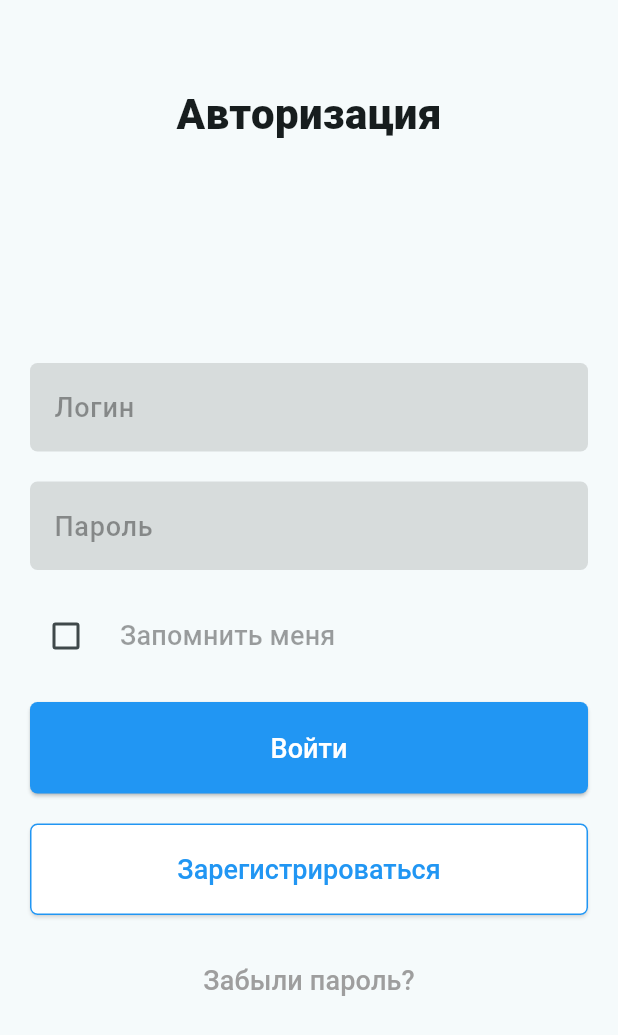
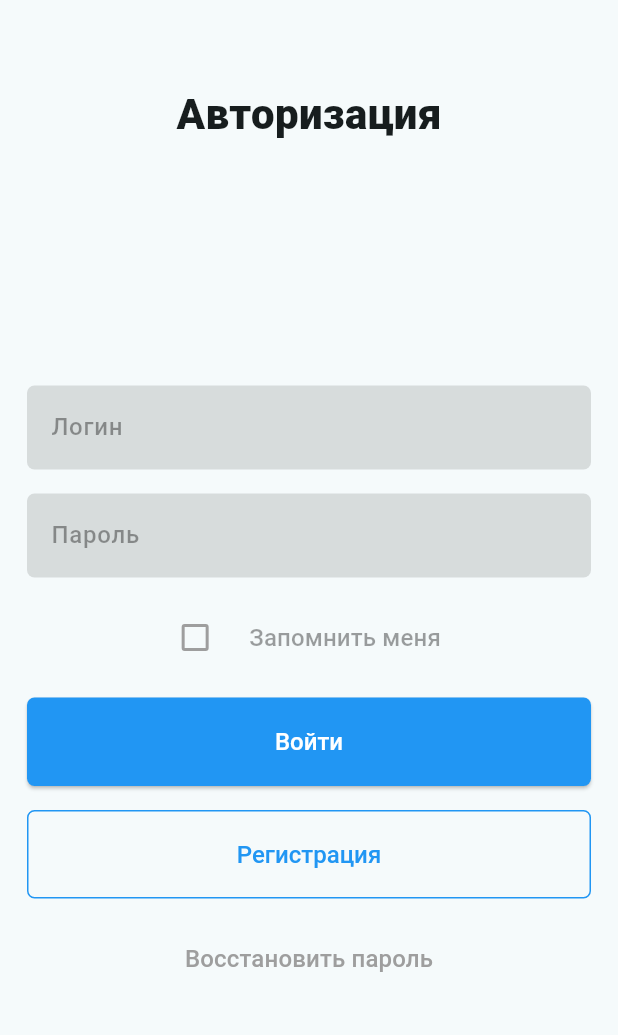
Before and after one commit to ReallyWeirdCat/pks_s5_pr2, a Flutter app: the screen it shows after launch, on a phone screen of 412 x 824 dp. Shown: the top 1035 px of the screen. Run offline on Flutter 3.47's test engine with Material 3 defaults, Android fonts, the phone set to English and light mode, and no system bars.

Commit message:
Fonts readjusted again, changed the color of the checkbox to grey. Made the registration button an outlined button

```diff
--- a/lib/main.dart
+++ b/lib/main.dart
@@ -14,7 +14,7 @@ class MyApp extends StatelessWidget {
       debugShowCheckedModeBanner: false,
       title: 'PKS S5P2',
       theme: ThemeData(
-        colorScheme: ColorScheme.fromSeed(seedColor: Colors.white),
+        colorScheme: ColorScheme.fromSeed(seedColor: Colors.grey),
         useMaterial3: true,
       ),
       home: const HomePage(),
@@ -42,9 +42,9 @@ class HomePage extends StatelessWidget {
            const Spacer(),
 
            Padding(
-             padding: const EdgeInsets.all(20.0),
+             padding: const EdgeInsets.all(18.0),
              child: Wrap(
-               runSpacing: 20.0,
+               runSpacing: 16.0,
                alignment: WrapAlignment.spaceAround,
                children: <Widget> [
                  // Поле логина
@@ -52,7 +52,7 @@ class HomePage extends StatelessWidget {
                    decoration: InputDecoration( hintText: 'Логин',
                      filled: true,
                      fillColor: Colors.black12,
-                     hintStyle: TextStyle(color: Colors.black38, fontSize: 18, fontWeight: FontWeight.w500),
+                     hintStyle: TextStyle(color: Colors.black38, fontSize: 16, fontWeight: FontWeight.w500),
                      enabledBorder: OutlineInputBorder(
                        borderRadius: BorderRadius.all(Radius.circular(5)),
                        borderSide: BorderSide.none,
@@ -69,7 +69,7 @@ class HomePage extends StatelessWidget {
                    decoration: InputDecoration( hintText: 'Пароль',
                      filled: true,
                      fillColor: Colors.black12,
-                     hintStyle: TextStyle(color: Colors.black38, fontSize: 18, fontWeight: FontWeight.w500),
+                     hintStyle: TextStyle(color: Colors.black38, fontSize: 16, fontWeight: FontWeight.w500),
                      enabledBorder: OutlineInputBorder(
                        borderRadius: BorderRadius.all(Radius.circular(5)),
                        borderSide: BorderSide.none,
@@ -83,11 +83,17 @@ class HomePage extends StatelessWidget {
 
                  // Запомнить меня
                  Row(
+                   mainAxisAlignment: MainAxisAlignment.center,
                    children: [
-                     Checkbox(value: false, onChanged: (value) {},),
+                     Checkbox(
+                       value: false,
+                       onChanged: (value) {},
+                       side: WidgetStateBorderSide.resolveWith(
+                           (states) => const BorderSide(width: 2.0, color: Colors.grey),)
+                       ,),
                      TextButton(
                          onPressed: (){},
-                         child: const Text("Запомнить меня", style: TextStyle(color: Colors.black38, fontSize: 18, fontWeight: FontWeight.w500),
+                         child: const Text("Запомнить меня", style: TextStyle(color: Colors.black38, fontSize: 16, fontWeight: FontWeight.w500),
                          )
                      ),
                    ],
@@ -101,40 +107,40 @@ class HomePage extends StatelessWidget {
                        foregroundColor: Colors.white,
                        backgroundColor: Colors.blue,
                        padding: const EdgeInsets.all(20),
-                       textStyle: const TextStyle(fontSize: 18, fontWeight: FontWeight.w500),
+                       textStyle: const TextStyle(fontSize: 16, fontWeight: FontWeight.w500),
                        shape: RoundedRectangleBorder(
                          borderRadius: BorderRadius.circular(5),
                        ),
                      ),
                      onPressed: () {},
-                     child: const Text('Войти'),
+                     child: const Text('Войти', style: TextStyle(fontSize: 16, fontWeight: FontWeight.w500),),
                    ),
                  ),
 
                  // Кнопка регистрации
                  SizedBox(
                    width: double.infinity,
-                   child: ElevatedButton(
+                   child: OutlinedButton(
                      style: ElevatedButton.styleFrom(
                        foregroundColor: Colors.blue,
-                       backgroundColor: Colors.white,
+
                        side: const BorderSide(color: Colors.blue),
                        shadowColor: Colors.white,
                        padding: const EdgeInsets.all(20),
-                       textStyle: const TextStyle(fontSize: 18, fontWeight: FontWeight.w500),
+                       textStyle: const TextStyle(fontSize: 16, fontWeight: FontWeight.w500),
                        shape: RoundedRectangleBorder(
                          borderRadius: BorderRadius.circular(5),
                        ),
                      ),
                      onPressed: () {},
-                     child: const Text('Зарегистрироваться'),
+                     child: const Text('Регистрация', style: TextStyle(fontSize: 16, fontWeight: FontWeight.w500),),
                    ),
                  ),
 
                  // Кнопка восстановления
                  TextButton(
                      onPressed: (){},
-                     child: const Text("Забыли пароль?", style: TextStyle(color: Colors.grey, fontSize: 18, fontWeight: FontWeight.w500),
+                     child: const Text("Восстановить пароль", style: TextStyle(color: Colors.grey, fontSize: 16, fontWeight: FontWeight.w500),
                      ),
                  ),
              ]),
```
